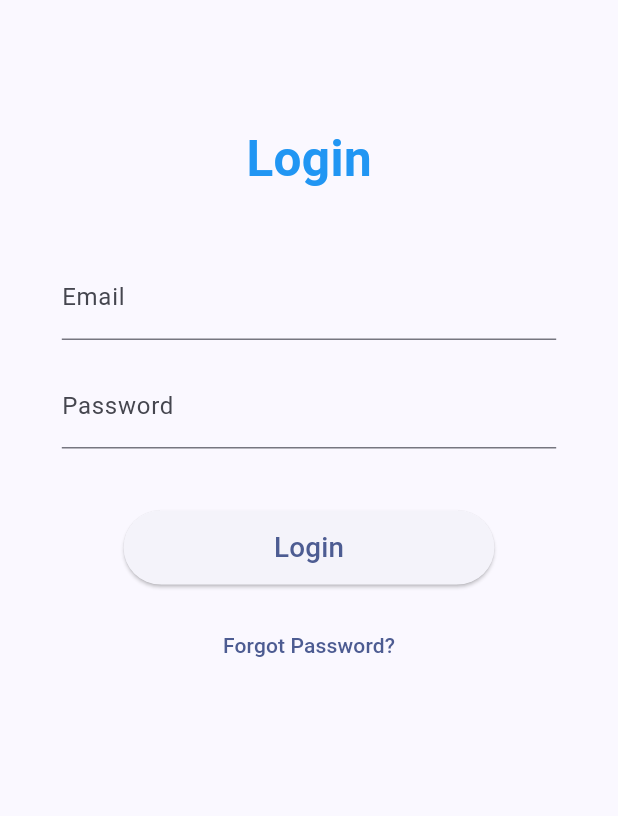
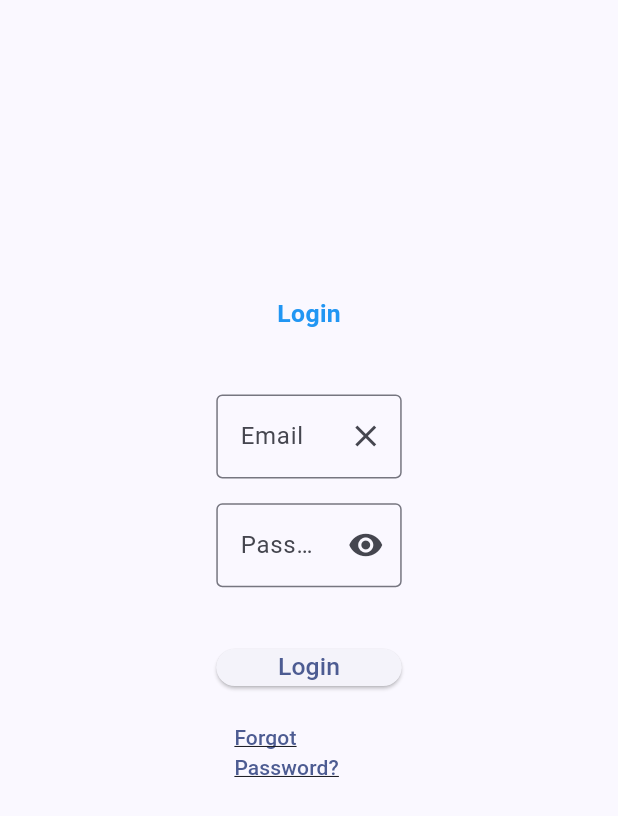
Before and after one commit to Drews-World/ratsnest, a Flutter app: the screen it shows after launch, on a phone screen of 412 x 824 dp. Shown: the top 816 px of the screen. Run offline on Flutter 3.47's test engine with Material 3 defaults, Android fonts, the phone set to English and light mode, and no system bars.

Commit message:
Fixed Login Button and General Sizing on Login Screen

```diff
--- a/ratsnestv1/lib/LoginScreen/create_account.dart
+++ b/ratsnestv1/lib/LoginScreen/create_account.dart
@@ -1,5 +1,5 @@
 import 'package:flutter/material.dart';
-import 'package:ratsnestv1/LoginScreen/home_screen.dart';
+import 'package:ratsnestv1/HomeScreen/home_screen.dart';
 
 class CreateAccount extends StatefulWidget {
   const CreateAccount();
--- a/ratsnestv1/lib/LoginScreen/login.dart
+++ b/ratsnestv1/lib/LoginScreen/login.dart
@@ -1,9 +1,9 @@
 import 'package:flutter/material.dart';
-import 'package:ratsnestv1/LoginScreen/create_account.dart';
+//import 'package:ratsnestv1/LoginScreen/create_account.dart';
 import 'package:ratsnestv1/LoginScreen/forgot_Password.dart';
-import 'package:ratsnestv1/LoginScreen/home_screen.dart';
+import 'package:ratsnestv1/HomeScreen/home_screen.dart';
 
-import 'package:flutter/material.dart';
+//import 'package:flutter/material.dart';
 
 class LoginScreen extends StatefulWidget {
   @override
@@ -14,6 +14,8 @@ class _LoginScreenState extends State<LoginScreen> {
   final TextEditingController emailController = TextEditingController();
   final TextEditingController passwordController = TextEditingController();
 
+  bool isPasswordInvisible = true;
+
   @override
   Widget build(BuildContext context) {
     final screenWidth = MediaQuery.of(context).size.width;
@@ -23,7 +25,8 @@ class _LoginScreenState extends State<LoginScreen> {
       body: SingleChildScrollView(
         child: Center(
           child: Padding(
-            padding: EdgeInsets.symmetric(horizontal: screenWidth * 0.1),
+            padding: EdgeInsets.symmetric(
+                horizontal: screenWidth * 0.35, vertical: screenHeight * 0.14),
             child: Column(
               mainAxisAlignment: MainAxisAlignment.center,
               children: [
@@ -31,7 +34,7 @@ class _LoginScreenState extends State<LoginScreen> {
                 Text(
                   'Login',
                   style: TextStyle(
-                    fontSize: screenWidth * 0.08,
+                    fontSize: screenWidth * 0.04,
                     fontWeight: FontWeight.bold,
                     color: Colors.blue,
                   ),
@@ -40,43 +43,63 @@ class _LoginScreenState extends State<LoginScreen> {
                 TextField(
                   controller: emailController,
                   decoration: InputDecoration(
-                    labelText: 'Email',
-                  ),
+                      labelText: 'Email',
+                      border: OutlineInputBorder(),
+                      suffixIcon: IconButton(
+                          onPressed: () {
+                            emailController.clear();
+                          },
+                          icon: Icon(Icons.clear))),
                 ),
                 SizedBox(height: screenHeight * 0.02),
-                TextField(
+                TextFormField(
                   controller: passwordController,
-                  obscureText: true,
+                  obscureText: isPasswordInvisible,
                   decoration: InputDecoration(
-                    labelText: 'Password',
-                  ),
+                      labelText: 'Password',
+                      border: OutlineInputBorder(),
+                      suffixIcon: IconButton(
+                          onPressed: () {
+                            setState(() {
+                              isPasswordInvisible = !isPasswordInvisible;
+                            });
+                          },
+                          icon: (isPasswordInvisible)
+                              ? Icon(Icons.remove_red_eye)
+                              : Icon(Icons.remove_red_eye_outlined))),
                 ),
                 SizedBox(height: screenHeight * 0.05),
                 Container(
-                  width: screenWidth * 0.6,
-                  height: screenHeight * 0.06,
+                  width: screenWidth * 0.3,
+                  height: screenHeight * 0.03,
                   child: ElevatedButton(
                     onPressed: () {
-                      Navigator.push(
-                      context,
-                      MaterialPageRoute(builder: (context) => HomeScreen()),
+                      Navigator.pushReplacement(
+                        context,
+                        MaterialPageRoute(builder: (context) => HomeScreen()),
                       );
                     },
                     child: Text(
                       'Login',
-                      style: TextStyle(fontSize: screenWidth * 0.045),
+                      textAlign: TextAlign.center,
+                      style: TextStyle(fontSize: screenHeight * 0.02),
                     ),
                   ),
                 ),
                 SizedBox(height: screenHeight * 0.02),
                 TextButton(
+                  style: ButtonStyle(
+                      overlayColor: WidgetStatePropertyAll(Colors.transparent)),
                   onPressed: () {
-                     Navigator.push(
+                    Navigator.pushReplacement(
                       context,
                       MaterialPageRoute(builder: (context) => ForgotPassword()),
                     );
                   },
-                  child: Text('Forgot Password?'),
+                  child: Text(
+                    'Forgot Password?',
+                    style: TextStyle(decoration: TextDecoration.underline),
+                  ),
                 ),
               ],
             ),
```
Also changed, not shown: ratsnestv1/lib/HomeScreen/home_screen.dart (added, +48 -0 lines), ratsnestv1/lib/LoginScreen/home_screen.dart (deleted, +0 -64 lines).
